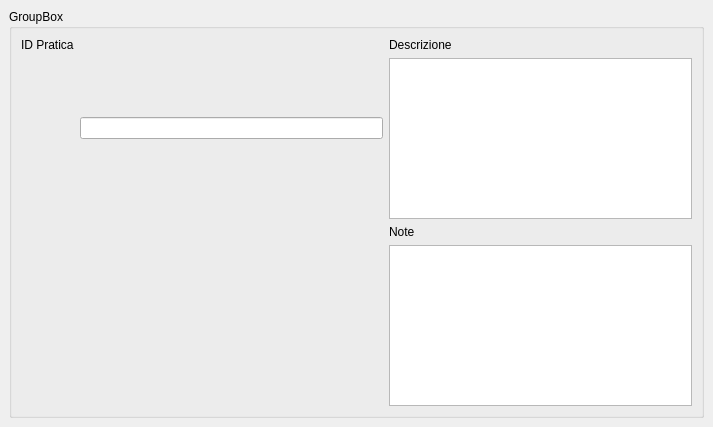
Above: src/com/axiastudio/suite/pratiche/forms/pratica.ui from tizianolattisi/suitegda before the change. Below: the same form after it.
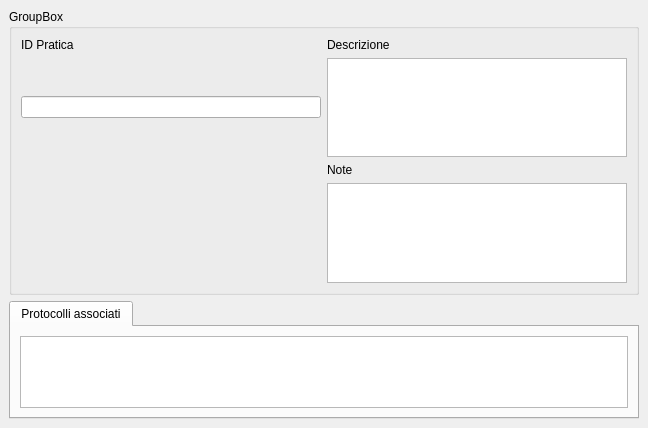
That is the form after the change. Custom widgets are drawn as their Qt base class.

```diff
--- a/src/com/axiastudio/suite/pratiche/forms/pratica.ui
+++ b/src/com/axiastudio/suite/pratiche/forms/pratica.ui
@@ -6,8 +6,8 @@
    <rect>
     <x>0</x>
     <y>0</y>
-    <width>713</width>
-    <height>427</height>
+    <width>648</width>
+    <height>428</height>
    </rect>
   </property>
   <property name="windowTitle">
@@ -17,7 +17,7 @@
    <string>&gt;idpratica&lt;,&lt;descrizione&gt;</string>
   </property>
   <widget class="QWidget" name="centralwidget">
-   <layout class="QVBoxLayout" name="verticalLayout">
+   <layout class="QVBoxLayout" name="verticalLayout_2">
     <item>
      <widget class="QGroupBox" name="groupBox">
       <property name="title">
@@ -31,24 +31,24 @@
          </property>
         </widget>
        </item>
-       <item row="0" column="1" rowspan="2">
-        <widget class="QLineEdit" name="lineEdit">
-         <property name="column" stdset="0">
-          <string>idpratica</string>
-         </property>
-         <property name="search" stdset="0">
-          <bool>true</bool>
-         </property>
-        </widget>
-       </item>
-       <item row="0" column="2">
+       <item row="0" column="1">
         <widget class="QLabel" name="label_2">
          <property name="text">
           <string>Descrizione</string>
          </property>
         </widget>
        </item>
-       <item row="1" column="2">
+       <item row="1" column="0">
+        <widget class="QLineEdit" name="lineEdit">
+         <property name="column" stdset="0">
+          <string>idpratica</string>
+         </property>
+         <property name="search" stdset="0">
+          <bool>true</bool>
+         </property>
+        </widget>
+       </item>
+       <item row="1" column="1">
         <widget class="QTextEdit" name="textEdit">
          <property name="column" stdset="0">
           <string>descrizione</string>
@@ -58,14 +58,14 @@
          </property>
         </widget>
        </item>
-       <item row="2" column="2">
+       <item row="2" column="1">
         <widget class="QLabel" name="label_3">
          <property name="text">
           <string>Note</string>
          </property>
         </widget>
        </item>
-       <item row="3" column="2">
+       <item row="3" column="1">
         <widget class="QTextEdit" name="textEdit_2">
          <property name="column" stdset="0">
           <string>note</string>
@@ -75,9 +75,43 @@
       </layout>
      </widget>
     </item>
+    <item>
+     <widget class="QTabWidget" name="tabWidget">
+      <property name="currentIndex">
+       <number>0</number>
+      </property>
+      <widget class="QWidget" name="tab">
+       <attribute name="title">
+        <string>Protocolli associati</string>
+       </attribute>
+       <layout class="QVBoxLayout" name="verticalLayout">
+        <item>
+         <widget class="com.axiastudio.pypapi.ui.widgets.PyPaPiTableView" name="tableView">
+          <property name="entity" stdset="0">
+           <string>.praticaProtocolloCollection</string>
+          </property>
+          <property name="columns" stdset="0">
+           <string>&gt;protocollo&lt;</string>
+          </property>
+          <property name="reference" stdset="0">
+           <string>protocollo</string>
+          </property>
+         </widget>
+        </item>
+       </layout>
+      </widget>
+     </widget>
+    </item>
    </layout>
   </widget>
  </widget>
+ <customwidgets>
+  <customwidget>
+   <class>com.axiastudio.pypapi.ui.widgets.PyPaPiTableView</class>
+   <extends>QTableView</extends>
+   <header>pypapitableview.h</header>
+  </customwidget>
+ </customwidgets>
  <resources/>
  <connections/>
 </ui>
```
